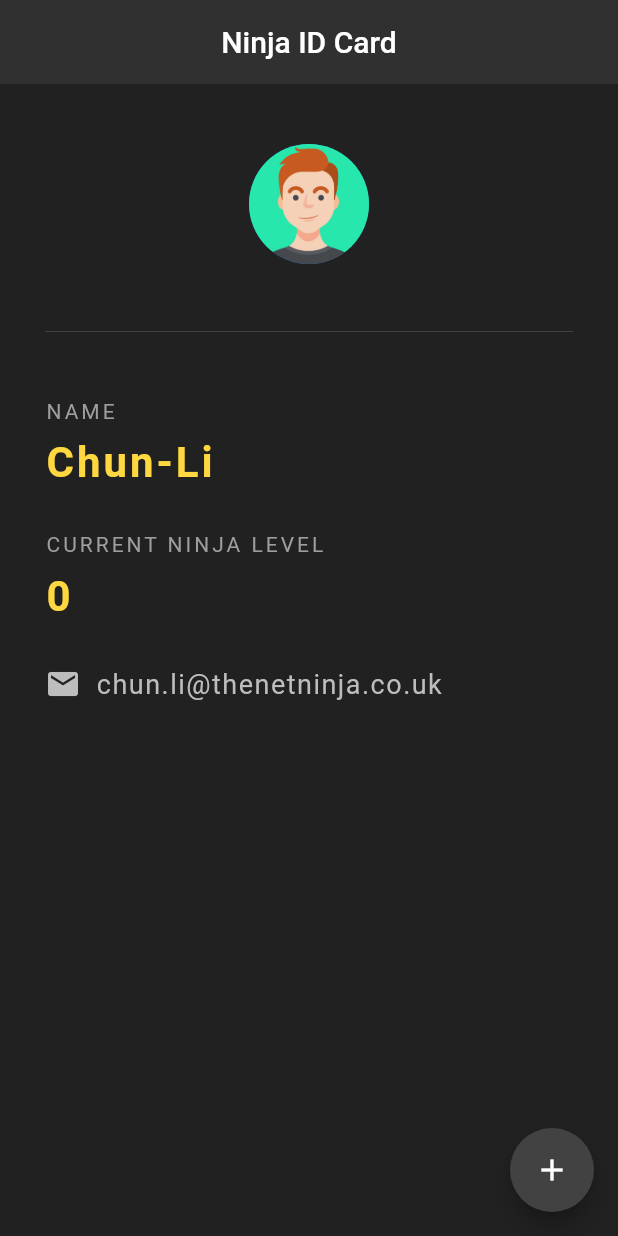
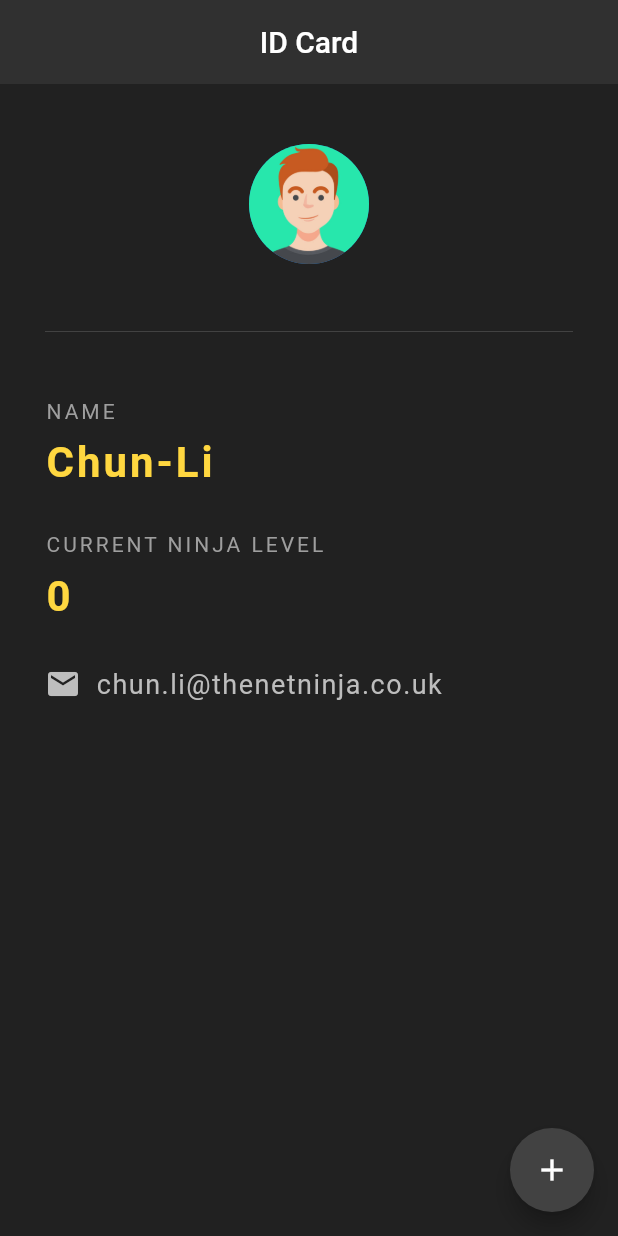
Before and after one commit to noahmarkgraf/flutter_my_first_app, a Flutter app: the screen it shows after launch, on a phone screen of 412 x 824 dp. Run offline on Flutter 3.47's test engine with Material 2 defaults, Android fonts, the phone set to English and light mode, and no system bars.

Commit message:
kleine änderung

```diff
--- a/lib/main.dart
+++ b/lib/main.dart
@@ -18,7 +18,7 @@ class _NinjaCardState extends State<NinjaCard> {
     return Scaffold(
       backgroundColor: Colors.grey[900],
       appBar: AppBar(
-        title: Text('Ninja ID Card'),
+        title: Text('ID Card'),
         centerTitle: true,
         backgroundColor: Colors.grey[850],
         elevation: 0.0,
```
